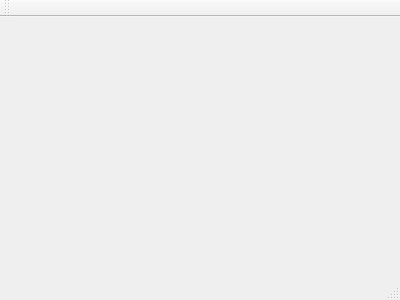
Above: src/mainwindow.ui from mihaly4/KanjiTools before the change. Below: the same form after it.
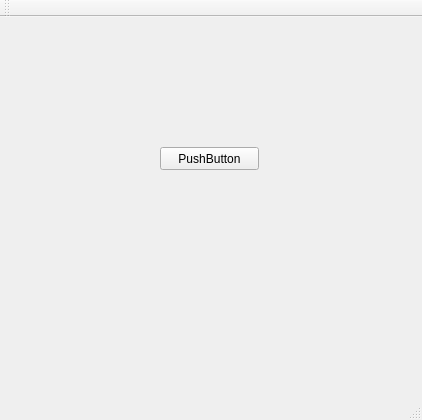
That is the form after the change.

Commit message: Add button with Hello message.

```diff
--- a/src/mainwindow.ui
+++ b/src/mainwindow.ui
@@ -1,24 +1,53 @@
 <ui version="4.0">
  <class>MainWindow</class>
- <widget class="QMainWindow" name="MainWindow" >
-  <property name="geometry" >
+ <widget class="QMainWindow" name="MainWindow">
+  <property name="geometry">
    <rect>
     <x>0</x>
     <y>0</y>
-    <width>400</width>
-    <height>300</height>
+    <width>422</width>
+    <height>420</height>
    </rect>
   </property>
   <property name="windowTitle" >
    <string>MainWindow</string>
   </property>
-  <widget class="QMenuBar" name="menuBar" />
-  <widget class="QToolBar" name="mainToolBar" />
-  <widget class="QWidget" name="centralWidget" />
-  <widget class="QStatusBar" name="statusBar" />
+  <widget class="QWidget" name="centralWidget">
+   <widget class="QPushButton" name="pushButton">
+    <property name="geometry">
+     <rect>
+      <x>160</x>
+      <y>130</y>
+      <width>99</width>
+      <height>23</height>
+     </rect>
+    </property>
+    <property name="text">
+     <string>PushButton</string>
+    </property>
+   </widget>
+  </widget>
+  <widget class="QMenuBar" name="menuBar">
+   <property name="geometry">
+    <rect>
+     <x>0</x>
+     <y>0</y>
+     <width>422</width>
+     <height>20</height>
+    </rect>
+   </property>
+  </widget>
+  <widget class="QToolBar" name="mainToolBar">
+   <attribute name="toolBarArea">
+    <enum>TopToolBarArea</enum>
+   </attribute>
+   <attribute name="toolBarBreak">
+    <bool>false</bool>
+   </attribute>
+  </widget>
+  <widget class="QStatusBar" name="statusBar"/>
  </widget>
- <layoutDefault spacing="6" margin="11" />
- <pixmapfunction></pixmapfunction>
+ <layoutdefault spacing="6" margin="11"/>
  <resources/>
  <connections/>
 </ui>
```
Left out of the diff: 3 changed lines with no effect on the pictures. The commit also changes 3 other files.
